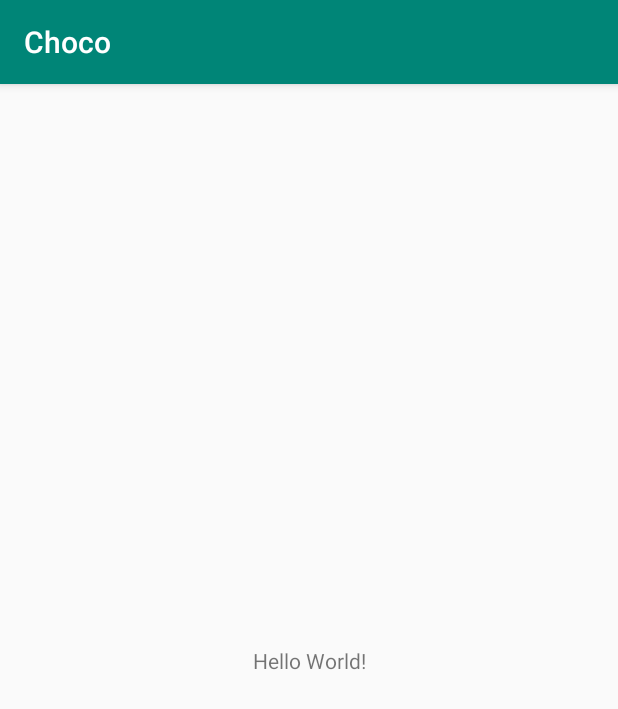
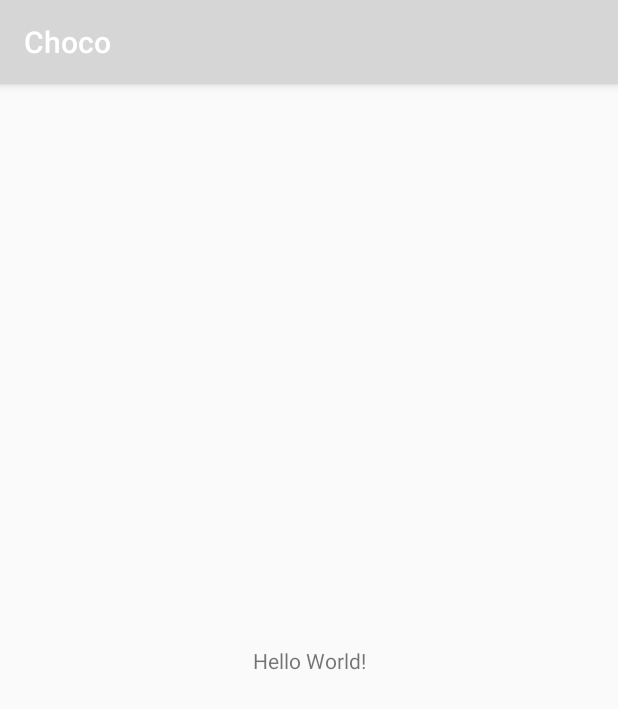
Before and after one commit to izabelacdsa-zz/Choco, an Android app: the screen it shows after launch (MainActivity), on a phone screen of 412 x 824 dp. Shown: the top 709 px of the screen. Run offline under Robolectric (Android 15) with nearby library versions, the phone set to English and light mode, and no system bars.

```diff
--- a/app/src/main/AndroidManifest.xml
+++ b/app/src/main/AndroidManifest.xml
@@ -1,5 +1,6 @@
 <?xml version="1.0" encoding="utf-8"?>
 <manifest xmlns:android="http://schemas.android.com/apk/res/android"
+    xmlns:tools="http://schemas.android.com/tools"
     package="com.choco">
 
     <application
@@ -8,7 +9,8 @@
         android:label="@string/app_name"
         android:roundIcon="@mipmap/ic_launcher_round"
         android:supportsRtl="true"
-        android:theme="@style/AppTheme">
+        android:theme="@style/AppTheme"
+        tools:ignore="GoogleAppIndexingWarning">
         <activity android:name=".MainActivity">
             <intent-filter>
                 <action android:name="android.intent.action.MAIN" />
--- a/app/src/main/res/values/colors.xml
+++ b/app/src/main/res/values/colors.xml
@@ -1,6 +1,3 @@
 <?xml version="1.0" encoding="utf-8"?>
 <resources>
-    <color name="colorPrimary">#008577</color>
-    <color name="colorPrimaryDark">#00574B</color>
-    <color name="colorAccent">#D81B60</color>
 </resources>
```
Also changed, not shown: core/base/src/main/res/values/colors.xml (added, +15 -0 lines).
